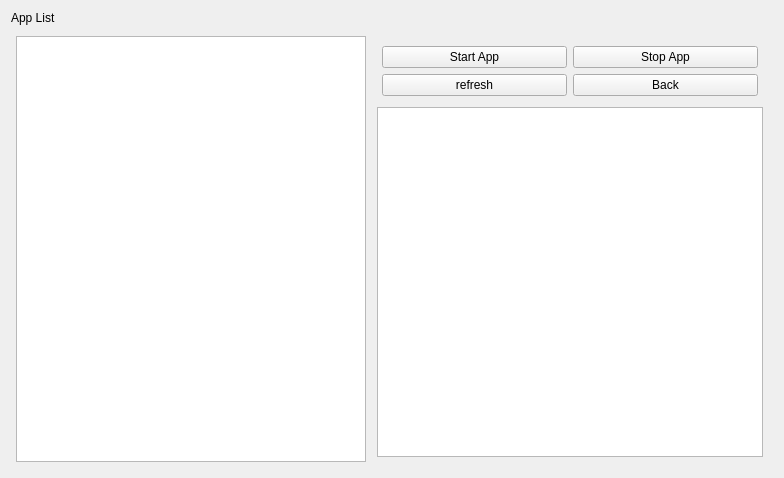
This is rocon_remocon/ui/applist.ui in robotics-in-concert/rocon_qt_gui as Qt 5 draws it before an edit. The edited form follows.
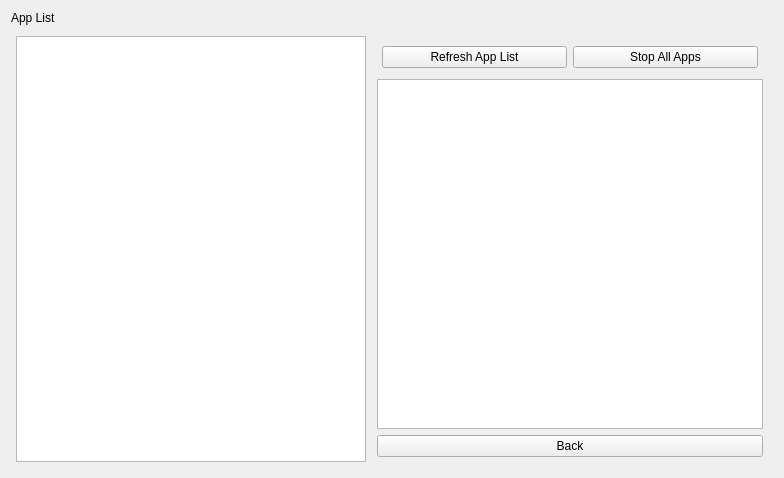
This is the edited form.

Commit message: chagne the some button name and position in app list viewer

What changed in the file:
```diff
--- a/rocon_remocon/ui/applist.ui
+++ b/rocon_remocon/ui/applist.ui
@@ -67,31 +67,17 @@
          <property name="margin">
           <number>5</number>
          </property>
-         <item row="0" column="1">
-          <widget class="QPushButton" name="stop_app_btn">
-           <property name="text">
-            <string>Stop App</string>
-           </property>
-          </widget>
-         </item>
          <item row="0" column="0">
-          <widget class="QPushButton" name="start_app_btn">
-           <property name="text">
-            <string>Start App</string>
-           </property>
-          </widget>
-         </item>
-         <item row="1" column="1">
-          <widget class="QPushButton" name="back_btn">
-           <property name="text">
-            <string>Back</string>
-           </property>
-          </widget>
-         </item>
-         <item row="1" column="0">
           <widget class="QPushButton" name="refresh_btn">
            <property name="text">
-            <string>refresh</string>
+            <string>Refresh App List</string>
+           </property>
+          </widget>
+         </item>
+         <item row="0" column="1">
+          <widget class="QPushButton" name="stop_app_btn">
+           <property name="text">
+            <string>Stop All Apps</string>
            </property>
           </widget>
          </item>
@@ -100,6 +86,13 @@
        <item>
         <widget class="QPlainTextEdit" name="app_info"/>
        </item>
+       <item>
+        <widget class="QPushButton" name="back_btn">
+         <property name="text">
+          <string>Back</string>
+         </property>
+        </widget>
+       </item>
       </layout>
      </item>
     </layout>
```
The commit also changes 1 other file.
